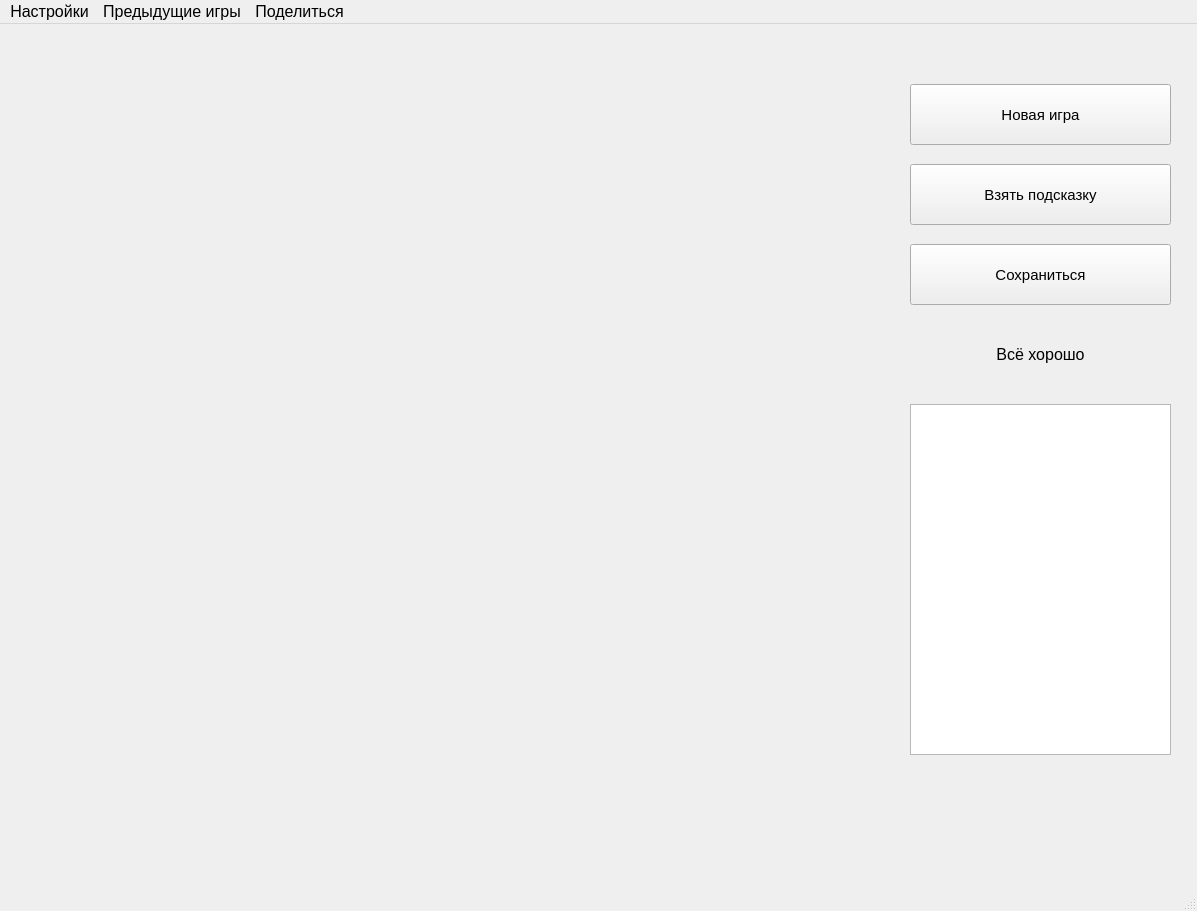
First picture: the form in design.ui, repository MatveyZhikharev/Chess_PyQt, before the edit.
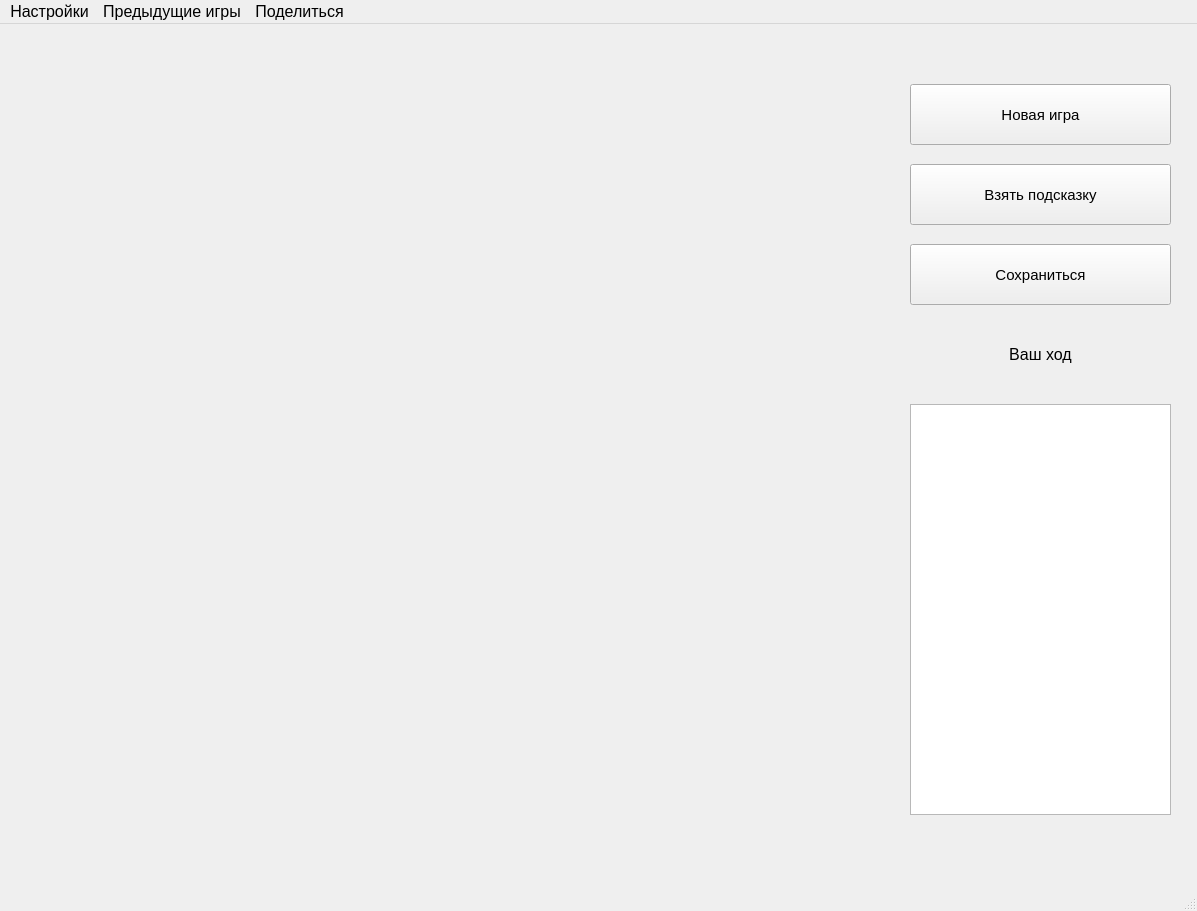
Second picture: the form after the edit.

```diff
--- a/design.ui
+++ b/design.ui
@@ -86,16 +86,6 @@
      <string/>
     </property>
    </widget>
-   <widget class="QListWidget" name="steps">
-    <property name="geometry">
-     <rect>
-      <x>910</x>
-      <y>380</y>
-      <width>261</width>
-      <height>351</height>
-     </rect>
-    </property>
-   </widget>
    <widget class="QLabel" name="condition">
     <property name="geometry">
      <rect>
@@ -109,12 +99,22 @@
      <enum>Qt::LeftToRight</enum>
     </property>
     <property name="text">
-     <string>Всё хорошо</string>
+     <string>Ваш ход</string>
     </property>
     <property name="alignment">
      <set>Qt::AlignCenter</set>
     </property>
    </widget>
+   <widget class="QTableWidget" name="steps">
+    <property name="geometry">
+     <rect>
+      <x>910</x>
+      <y>380</y>
+      <width>261</width>
+      <height>411</height>
+     </rect>
+    </property>
+   </widget>
   </widget>
   <widget class="QMenuBar" name="menubar">
    <property name="geometry">
```
Left out of the diff: 5 changed lines with no effect on the pictures.
